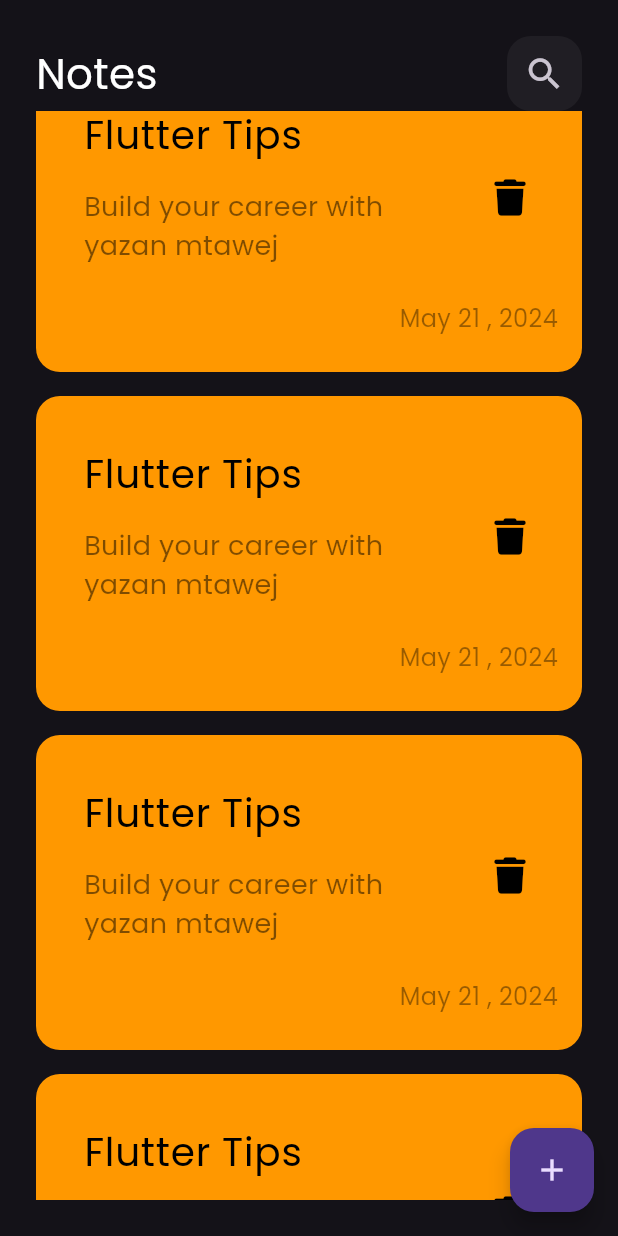
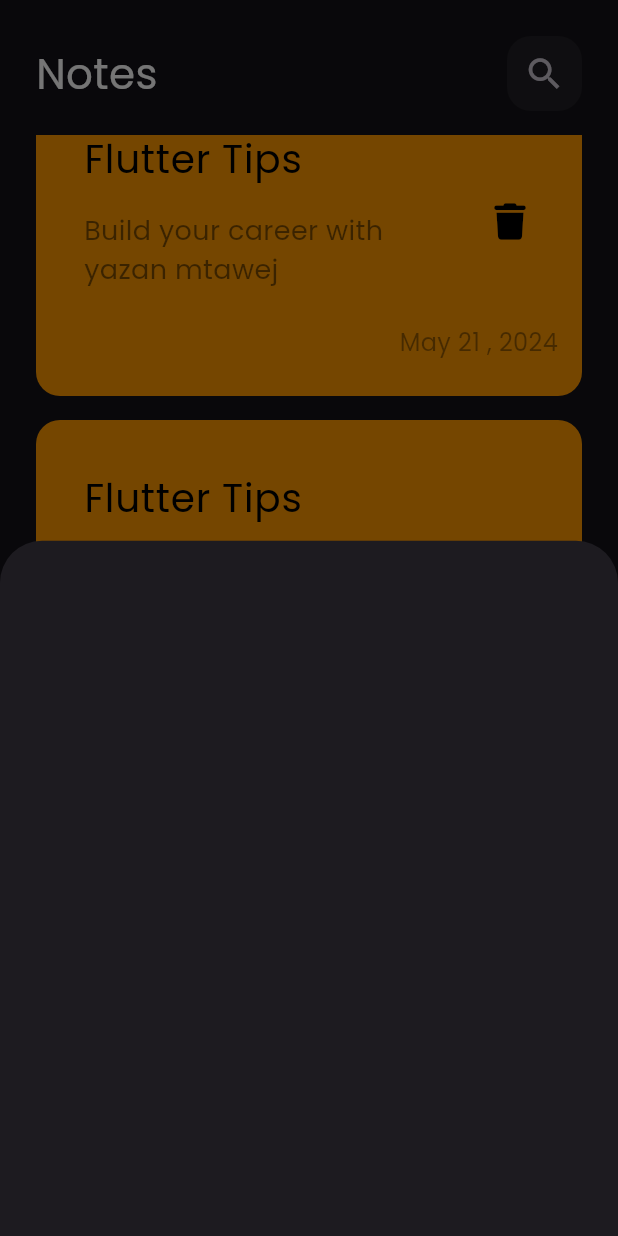
Before and after one commit to YazanMtawej/notes_app, a Flutter app: the screen it shows after launch, scrolled down 2304 dp, after a tap on the "add" icon, on a phone screen of 412 x 824 dp. Run offline on Flutter 3.47's test engine with Material 3 defaults, Android fonts, the phone set to English and light mode, and no system bars; our stand-ins replace device_preview, font_awesome_flutter.

Commit message:
show model bottom sheet

```diff
--- a/lib/views/notes_view.dart
+++ b/lib/views/notes_view.dart
@@ -1,4 +1,5 @@
 import 'package:flutter/material.dart';
+import 'package:notes_app/widgets/add_note_buttom_sheet.dart';
 import 'package:notes_app/widgets/notes_view_body.dart';
 
 class NotesView extends StatelessWidget {
@@ -7,7 +8,14 @@ class NotesView extends StatelessWidget {
   @override
   Widget build(BuildContext context) {
     return Scaffold(
-      floatingActionButton: FloatingActionButton(onPressed: (){},child: Icon(Icons.add),),
-      body: const NotesViewBody());
+        floatingActionButton: FloatingActionButton(
+          onPressed: () {
+            showModalBottomSheet(context: context, builder: (context){
+              return const AddNoteButtonSheet();
+            });
+          },
+          child: Icon(Icons.add),
+        ),
+        body: const NotesViewBody());
   }
 }
--- /dev/null
+++ b/lib/widgets/add_note_buttom_sheet.dart
@@ -0,0 +1,10 @@
+import 'package:flutter/material.dart';
+
+class AddNoteButtonSheet extends StatelessWidget {
+  const AddNoteButtonSheet({super.key});
+
+  @override
+  Widget build(BuildContext context) {
+    return Container();
+  }
+}
--- a/lib/widgets/notes_list_view.dart
+++ b/lib/widgets/notes_list_view.dart
@@ -6,11 +6,16 @@ class NotesListView extends StatelessWidget {
 
   @override
   Widget build(BuildContext context) {
-    return ListView.builder(itemBuilder: (context,index){
-      return  Padding(
-        padding: const EdgeInsets.symmetric(vertical: 8),
-        child: const NoteItem(),
-      );
-    });
+    return Padding(
+      padding: const EdgeInsets.symmetric(vertical: 16),
+      child: ListView.builder(
+        padding: EdgeInsets.zero,
+        itemBuilder: (context,index){
+        return  Padding(
+          padding: const EdgeInsets.symmetric(vertical: 8),
+          child: const NoteItem(),
+        );
+      }),
+    );
   }
 }
```
